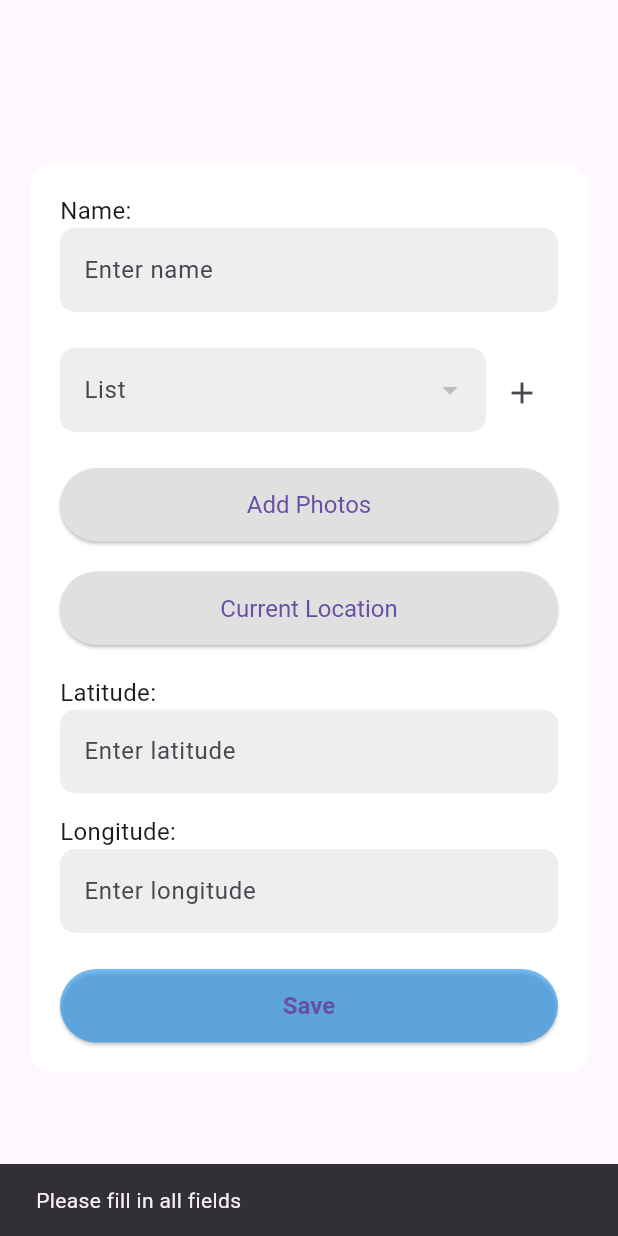
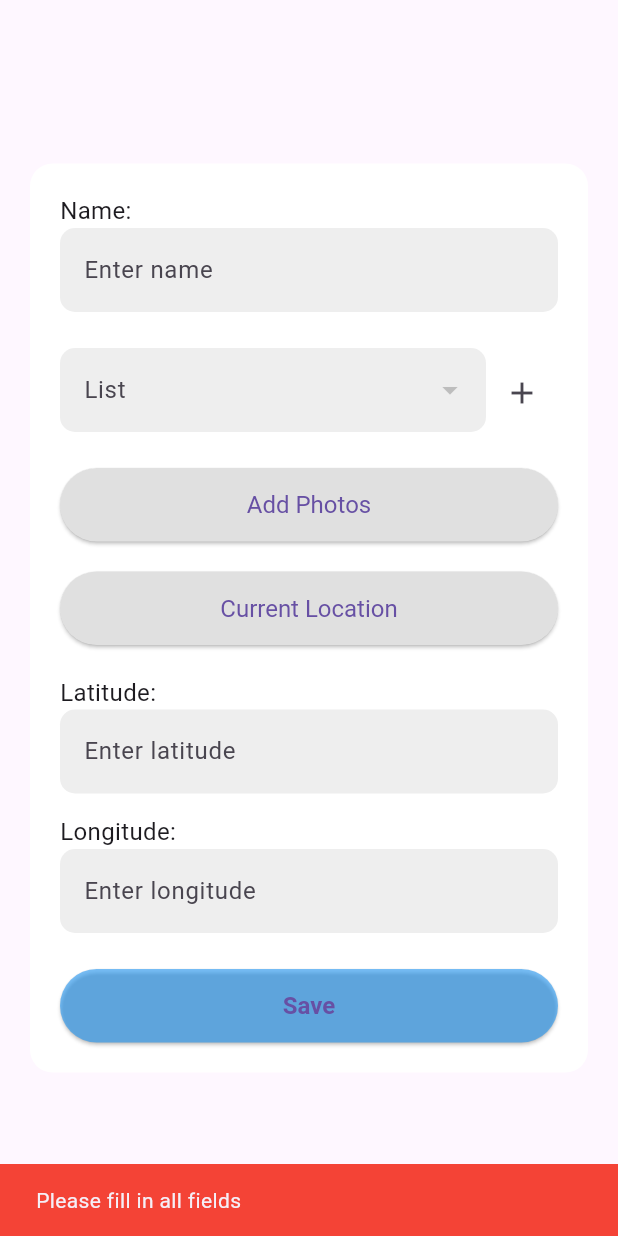
Before and after one commit to LEXTR0N/sharemap_frontend, a Flutter app: the LocationInputWidget widget shown alone on an empty page, opened directly, after a tap on "Save", on a phone screen of 412 x 824 dp. Run offline on Flutter 3.47's test engine with Material 3 defaults, Android fonts, the phone set to English and light mode, and no system bars; our stand-ins replace equatable, flutter_bloc, flutter_dotenv, flutter_map, geolocator, latlong2 and 2 more; accounts and stored records are empty.

Commit message:
Catch input errors

```diff
--- a/lib/screens/home_screen.dart
+++ b/lib/screens/home_screen.dart
@@ -16,7 +16,6 @@ class HomeScreen extends StatelessWidget {
 
     final themeProvider = Provider.of<ThemeProvider>(context);
     final backgroundColor = themeProvider.isDarkMode ? Color(0xFF212121) : Colors.white;
-
 
     return BlocProvider(
       create: (context) => HomeBloc(),
--- a/lib/widgets/location_input_widget.dart
+++ b/lib/widgets/location_input_widget.dart
@@ -4,6 +4,8 @@ import 'package:provider/provider.dart';
 import '../models/location_model.dart';
 import '../providers/theme_provider.dart';
 import '../services/save_location_service.dart';
+import 'package:flutter_bloc/flutter_bloc.dart';
+import '../bloc/home_screen/home_bloc.dart';
 
 class LocationInputWidget extends StatefulWidget {
   final TextEditingController latitudeController = TextEditingController();
@@ -217,7 +219,10 @@ class _LocationInputWidgetState extends State<LocationInputWidget> {
         widget.longitudeController.text.isEmpty ||
         selectedItem == null) {
       ScaffoldMessenger.of(context).showSnackBar(
-        SnackBar(content: Text('Please fill in all fields')),
+        SnackBar(
+          content: Text('Please fill in all fields'),
+          backgroundColor: Colors.red,
+        ),
       );
       return;
     }
@@ -225,7 +230,10 @@ class _LocationInputWidgetState extends State<LocationInputWidget> {
     if (double.tryParse(widget.latitudeController.text) == null ||
         double.tryParse(widget.longitudeController.text) == null) {
       ScaffoldMessenger.of(context).showSnackBar(
-        SnackBar(content: Text('Latitude and Longitude must be valid numbers')),
+        SnackBar(
+          content: Text('Latitude and Longitude must be valid numbers'),
+          backgroundColor: Colors.red,
+        ),
       );
       return;
     }
@@ -249,7 +257,10 @@ class _LocationInputWidgetState extends State<LocationInputWidget> {
       );
     }
 
-    locationService.saveOwner(owner);
+    locationService.saveOwner(owner).then((_) {
+      print('Location successfully saved!');
+      context.read<HomeBloc>().add(HomeInitialEvent()); // Close the widget
+    });
   }
 
   void _showAddItemDialog() {
```
